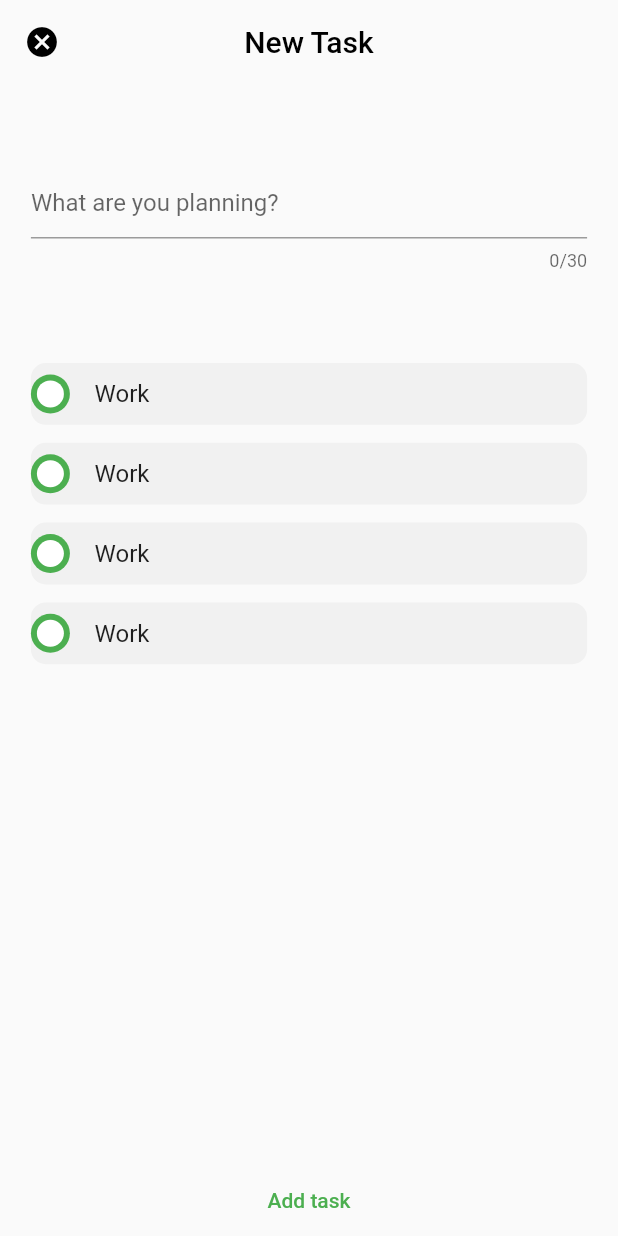
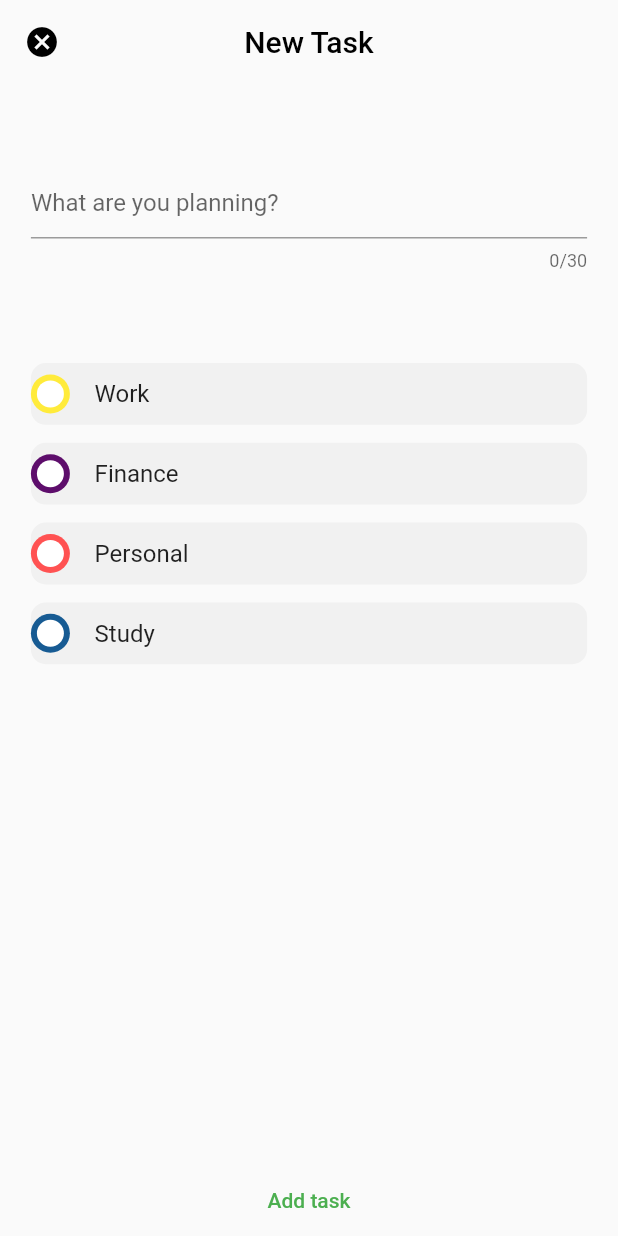
Before and after one commit to Yusuf-bek/TodoApp, a Flutter app: the HomePage screen opened by its route, after a tap on the "add" icon, on a phone screen of 412 x 824 dp. Run offline on Flutter 3.47's test engine with Material 2 defaults, Android fonts, the phone set to English and light mode, and no system bars; our stand-ins replace flutter_modular, isar; accounts and stored records are empty; generated files the repository leaves out were written again.

Commit message:
added category_info_data

```diff
--- /dev/null
+++ b/lib/core/components/category_info_data.dart
@@ -0,0 +1,28 @@
+import 'package:flutter/material.dart';
+
+class CategoryInfoData {
+  static const List categoryColors = [
+    Colors.yellow,
+    Color.fromARGB(255, 93, 13, 107),
+    Colors.redAccent,
+    Color.fromARGB(255, 23, 91, 147),
+  ];
+  static const List categoryData = [
+    {
+      "name": "Work",
+      "colorIndex": 0,
+    },
+    {
+      "name": "Finance",
+      "colorIndex": 1,
+    },
+    {
+      "name": "Personal",
+      "colorIndex": 2,
+    },
+    {
+      "name": "Study",
+      "colorIndex": 3,
+    },
+  ];
+}
--- a/lib/core/widgets/category_task_widget.dart
+++ b/lib/core/widgets/category_task_widget.dart
@@ -3,17 +3,25 @@ import 'package:flutter_modular/flutter_modular.dart';
 
 // ignore: must_be_immutable
 class CategoryTaskWidget extends StatelessWidget {
-  Color categoryIconicColor;
+  Color categoryColor;
+  String categoryName;
   CategoryTaskWidget({
     Key? key,
-    required this.categoryIconicColor,
+    required this.categoryColor,
+    required this.categoryName,
   }) : super(key: key);
 
   @override
   Widget build(BuildContext context) {
     return InkWell(
       onTap: () {
-        Modular.to.pushNamed("/opencategory");
+        Modular.to.pushNamed(
+          "/opencategory",
+          arguments: [
+            categoryColor,
+            categoryName,
+          ],
+        );
       },
       child: Container(
         width: MediaQuery.of(context).size.width * 0.3,
@@ -33,7 +41,7 @@ class CategoryTaskWidget extends StatelessWidget {
               height: double.infinity,
               width: 6,
               decoration: BoxDecoration(
-                color: categoryIconicColor,
+                color: categoryColor,
                 borderRadius: BorderRadius.circular(5),
               ),
             ),
@@ -46,7 +54,7 @@ class CategoryTaskWidget extends StatelessWidget {
               children: [
                 Icon(
                   Icons.calendar_today,
-                  color: categoryIconicColor,
+                  color: categoryColor,
                   size: 30,
                 ),
                 const Text(
@@ -57,9 +65,9 @@ class CategoryTaskWidget extends StatelessWidget {
                     color: Colors.grey,
                   ),
                 ),
-                const Text(
-                  "Work",
-                  style: TextStyle(
+                Text(
+                  categoryName,
+                  style: const TextStyle(
                     fontSize: 16,
                     fontWeight: FontWeight.w500,
                   ),
--- a/lib/core/widgets/my_circle_widget.dart
+++ b/lib/core/widgets/my_circle_widget.dart
@@ -1,16 +1,15 @@
 import 'package:flutter/material.dart';
 
 class MyCircleWidget extends StatelessWidget {
-  const MyCircleWidget({
-    Key? key,
-  }) : super(key: key);
+  Color? circleColor = Colors.green;
+  MyCircleWidget({Key? key, this.circleColor}) : super(key: key);
 
   @override
   Widget build(BuildContext context) {
-    return const CircleAvatar(
-      backgroundColor: Colors.green,
+    return CircleAvatar(
+      backgroundColor: circleColor,
       radius: 13,
-      child: CircleAvatar(
+      child: const CircleAvatar(
         radius: 9,
         backgroundColor: Colors.white,
       ),
--- a/lib/core/widgets/task_widget.dart
+++ b/lib/core/widgets/task_widget.dart
@@ -28,9 +28,9 @@ class TaskWidget extends StatelessWidget {
       ),
       child: Row(
         mainAxisAlignment: MainAxisAlignment.spaceAround,
-        children: const [
+        children: [
           MyCircleWidget(),
-          Text(
+          const Text(
             "Money Deposit",
             style: TextStyle(
               fontSize: 15,
--- a/lib/view/add_task_page.dart
+++ b/lib/view/add_task_page.dart
@@ -1,5 +1,6 @@
 import 'package:flutter/material.dart';
 import 'package:flutter_modular/flutter_modular.dart';
+import 'package:todoapp/core/components/category_info_data.dart';
 import 'package:todoapp/core/widgets/my_circle_widget.dart';
 
 class AddTaskPage extends StatelessWidget {
@@ -58,8 +59,11 @@ class AddTaskPage extends StatelessWidget {
                 width: MediaQuery.of(context).size.width,
                 child: ListView.builder(
                   itemCount: 4,
-                  itemBuilder: (context, index) {
-                    return newTaskTypeWidget(context);
+                  itemBuilder: (contextG, indexG) {
+                    return newTaskTypeWidget(
+                      context: contextG,
+                      index: indexG,
+                    );
                   },
                 ),
               ),
@@ -74,7 +78,10 @@ class AddTaskPage extends StatelessWidget {
     );
   }
 
-  InkWell newTaskTypeWidget(BuildContext context) {
+  InkWell newTaskTypeWidget({
+    required BuildContext context,
+    required int index,
+  }) {
     return InkWell(
       onTap: () {},
       child: Container(
@@ -87,13 +94,16 @@ class AddTaskPage extends StatelessWidget {
         ),
         child: Row(
           children: [
-            const MyCircleWidget(),
+            MyCircleWidget(
+              circleColor: CategoryInfoData.categoryColors[
+                  CategoryInfoData.categoryData[index]["colorIndex"]],
+            ),
             SizedBox(
               width: MediaQuery.of(context).size.width * 0.04,
             ),
-            const Text(
-              "Work",
-              style: TextStyle(
+            Text(
+              CategoryInfoData.categoryData[index]["name"],
+              style: const TextStyle(
                 fontSize: 16,
                 fontWeight: FontWeight.w400,
               ),
--- a/lib/view/home_page.dart
+++ b/lib/view/home_page.dart
@@ -1,5 +1,6 @@
 import 'package:flutter/material.dart';
 import 'package:flutter_modular/flutter_modular.dart';
+import 'package:todoapp/core/components/category_info_data.dart';
 import 'package:todoapp/core/widgets/category_task_widget.dart';
 
 class HomePage extends StatelessWidget {
@@ -40,7 +41,10 @@ class HomePage extends StatelessWidget {
                     itemCount: 4,
                     itemBuilder: (context, index) {
                       return CategoryTaskWidget(
-                        categoryIconicColor: Colors.green,
+                        categoryColor: CategoryInfoData.categoryColors[
+                            CategoryInfoData.categoryData[index]["colorIndex"]],
+                        categoryName: CategoryInfoData.categoryData[index]
+                            ["name"],
                       );
                     },
                   ),
@@ -55,7 +59,7 @@ class HomePage extends StatelessWidget {
             size: 35,
           ),
           onPressed: () {
-            Modular.to.pushNamed("/addtask");
+            Modular.to.pushNamed("/addtask",);
           },
         ),
       ),
```
Also changed, not shown: lib/main.dart (+5 -6 lines), lib/view/open_category_page.dart (+12 -6 lines).
